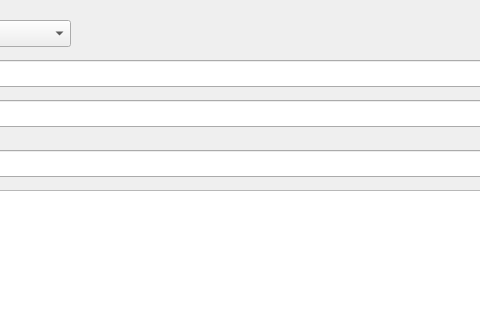
Above: backupsetdialog.ui from pitonyak/LinkBackADP before the change; both pictures show x 200 to 680 and y 0 to 320 of the 1295 by 691 pixel window. Below: the same form after it.
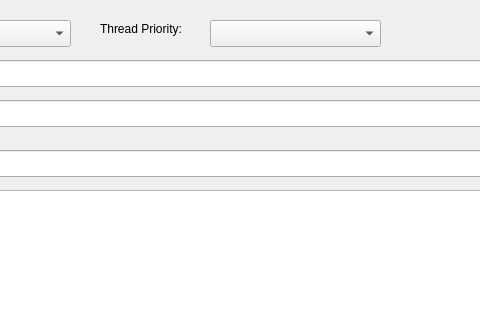
That is the form after the change.

Commit message: Add priority to the backup set configuration.

```diff
--- a/backupsetdialog.ui
+++ b/backupsetdialog.ui
@@ -378,6 +378,32 @@
     <string>Copy</string>
    </property>
   </widget>
+  <widget class="QLabel" name="priority_label">
+   <property name="geometry">
+    <rect>
+     <x>300</x>
+     <y>20</y>
+     <width>111</width>
+     <height>17</height>
+    </rect>
+   </property>
+   <property name="text">
+    <string>Thread Priority:</string>
+   </property>
+  </widget>
+  <widget class="QComboBox" name="priorityComboBox">
+   <property name="geometry">
+    <rect>
+     <x>410</x>
+     <y>20</y>
+     <width>171</width>
+     <height>27</height>
+    </rect>
+   </property>
+   <property name="toolTip">
+    <string>Priority for the backup thread.</string>
+   </property>
+  </widget>
  </widget>
  <resources/>
  <connections>
```
Left out of the diff: 8 changed lines with no effect on the pictures. The commit also changes 11 other files.
